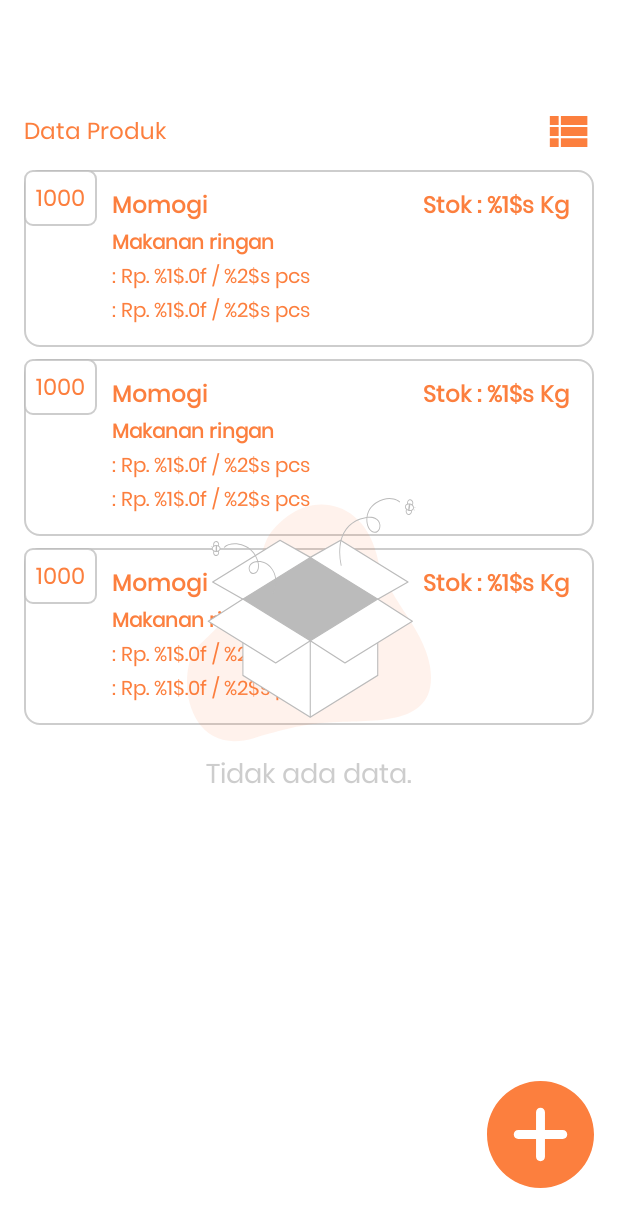
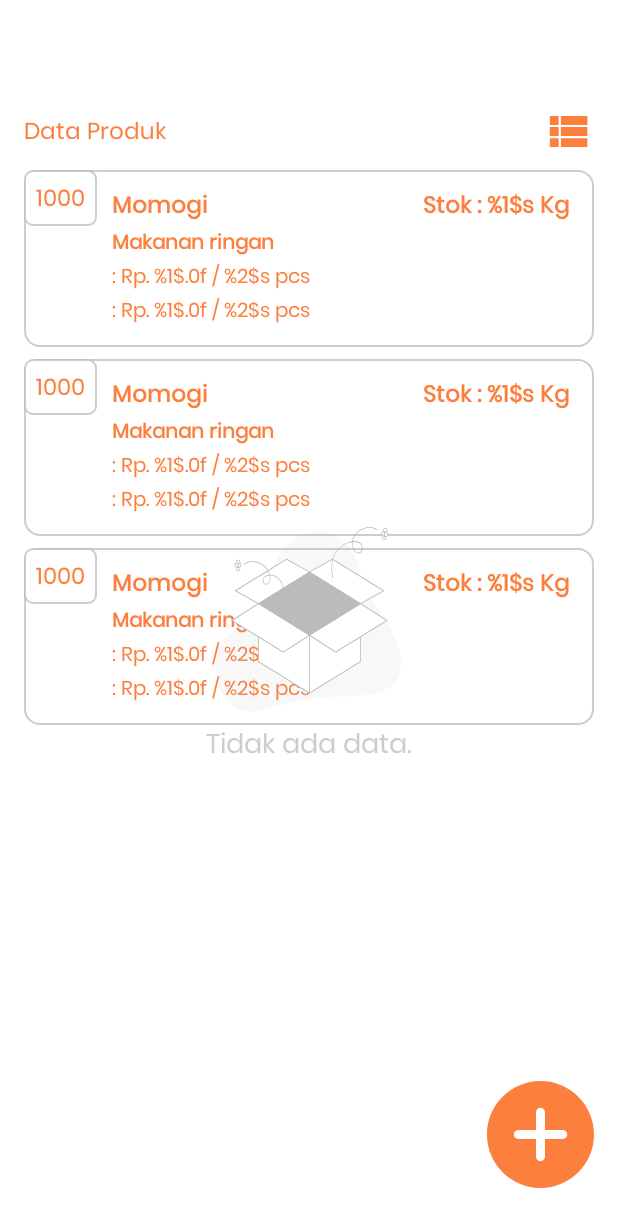
Before and after one commit to naufalmng/catok, an Android app: the layout fragment_data_produk.xml on its own in the app's theme, with its tools: preview values and no code run, on a phone screen of 412 x 824 dp. Shown: the top 1227 px of the screen. Run offline under Robolectric (Android 15) with nearby library versions, the phone set to English and light mode, and no system bars.

```diff
--- a/app/src/main/res/layout/fragment_data_produk.xml
+++ b/app/src/main/res/layout/fragment_data_produk.xml
@@ -41,7 +41,7 @@
             app:layout_constraintTop_toBottomOf="@id/llHeader">
 
             <androidx.recyclerview.widget.RecyclerView
-                android:id="@+id/recyclerView"
+                android:id="@+id/recyclerViewDataProduk"
                 android:layout_width="match_parent"
                 android:layout_height="wrap_content"
                 android:layout_marginEnd="16dp"
@@ -72,9 +72,9 @@
             app:layout_constraintStart_toStartOf="parent">
 
             <androidx.appcompat.widget.AppCompatImageView
-                android:layout_width="@dimen/_125sdp"
-                android:layout_height="@dimen/_125sdp"
-                android:background="@drawable/no_data"
+                android:layout_width="@dimen/_95sdp"
+                android:layout_height="@dimen/_95sdp"
+                android:background="@drawable/ic_empt_data"
                 android:layout_gravity="top|center"/>
 
             <androidx.appcompat.widget.AppCompatTextView
@@ -89,13 +89,5 @@
                 android:text="@string/data_produk_kosong" />
 
         </androidx.appcompat.widget.LinearLayoutCompat>
-
-        <FrameLayout
-            android:id="@+id/container"
-            android:layout_width="match_parent"
-            android:layout_height="match_parent">
-
-
-        </FrameLayout>
     </androidx.constraintlayout.widget.ConstraintLayout>
 </ScrollView>
```
